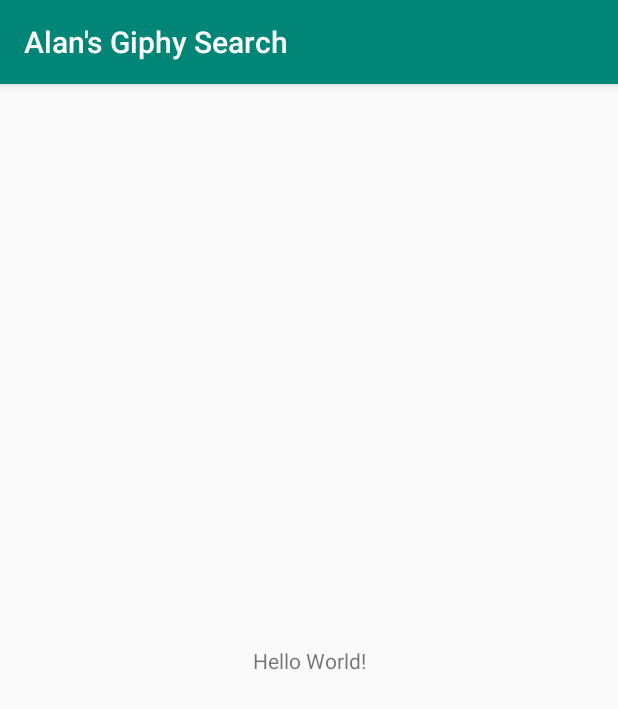
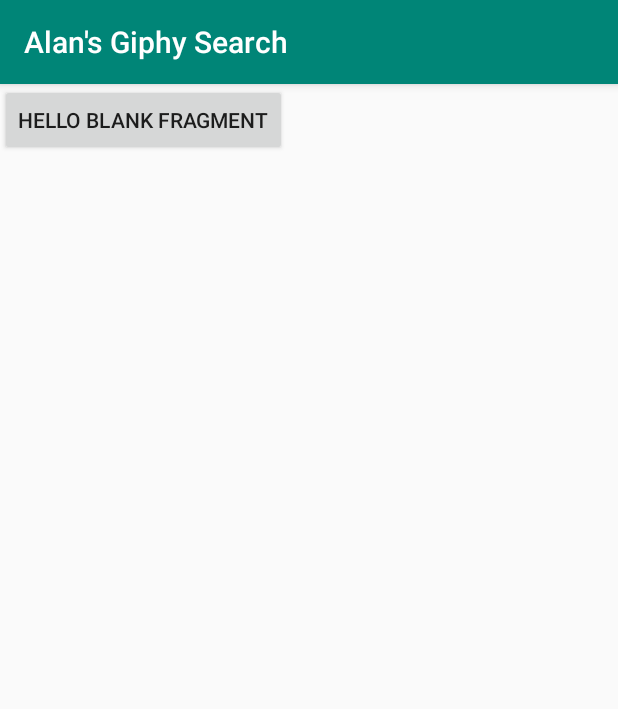
Before and after one commit to westonal/Giphy, an Android app: the screen it shows after launch (MainActivity), on a phone screen of 412 x 824 dp. Shown: the top 709 px of the screen. Run offline under Robolectric (Android 15) with nearby library versions, the phone set to English and light mode, and no system bars.

Commit message:
Navigation (#1)
* Navigation setup

* Start second activity with SafeArgs

```diff
--- a/app/build.gradle
+++ b/app/build.gradle
@@ -1,4 +1,5 @@
 apply plugin: 'com.android.application'
+apply plugin: 'androidx.navigation.safeargs'
 
 android {
     compileSdkVersion 28
@@ -21,6 +22,8 @@ android {
 dependencies {
     implementation 'androidx.appcompat:appcompat:1.0.2'
     implementation 'androidx.constraintlayout:constraintlayout:1.1.3'
+    implementation 'android.arch.navigation:navigation-fragment:1.0.0-beta01'
+    implementation 'androidx.legacy:legacy-support-v4:1.0.0'
     testImplementation 'junit:junit:4.12'
     androidTestImplementation 'androidx.test:runner:1.1.1'
     androidTestImplementation 'androidx.test.espresso:espresso-core:3.1.1'
--- a/app/src/main/java/io/github/westonal/alansgiphysearch/MainActivity.java
+++ b/app/src/main/java/io/github/westonal/alansgiphysearch/MainActivity.java
@@ -3,12 +3,18 @@ package io.github.westonal.alansgiphysearch;
 import android.os.Bundle;
 
 import androidx.appcompat.app.AppCompatActivity;
+import androidx.navigation.Navigation;
 
-public class MainActivity extends AppCompatActivity {
+public final class MainActivity extends AppCompatActivity {
 
     @Override
     protected void onCreate(Bundle savedInstanceState) {
         super.onCreate(savedInstanceState);
         setContentView(R.layout.activity_main);
     }
+
+    @Override
+    public boolean onSupportNavigateUp() {
+        return Navigation.findNavController(this, R.id.nav_host_fragment).navigateUp();
+    }
 }
--- /dev/null
+++ b/app/src/main/java/io/github/westonal/alansgiphysearch/TrendingFragment.java
@@ -0,0 +1,30 @@
+package io.github.westonal.alansgiphysearch;
+
+import android.os.Bundle;
+import android.view.LayoutInflater;
+import android.view.View;
+import android.view.ViewGroup;
+
+import androidx.annotation.NonNull;
+import androidx.fragment.app.Fragment;
+import androidx.navigation.Navigation;
+
+public final class TrendingFragment extends Fragment {
+
+    public TrendingFragment() {
+    }
+
+    @Override
+    public View onCreateView(@NonNull LayoutInflater inflater, ViewGroup container,
+                             Bundle savedInstanceState) {
+        final View view = inflater.inflate(R.layout.fragment_trending, container, false);
+        view.findViewById(R.id.start_other_fragment).setOnClickListener(new View.OnClickListener() {
+            @Override
+            public void onClick(View v) {
+                Navigation.findNavController(view).navigate(TrendingFragmentDirections.actionTrendingFragmentToGifFragment());
+            }
+        });
+        return view;
+    }
+
+}
--- a/app/src/main/res/layout/activity_main.xml
+++ b/app/src/main/res/layout/activity_main.xml
@@ -6,13 +6,16 @@
     android:layout_height="match_parent"
     tools:context=".MainActivity">
 
-    <TextView
-        android:layout_width="wrap_content"
-        android:layout_height="wrap_content"
-        android:text="Hello World!"
+    <fragment
+        android:id="@+id/nav_host_fragment"
+        android:name="androidx.navigation.fragment.NavHostFragment"
+        android:layout_width="0dp"
+        android:layout_height="0dp"
+        app:defaultNavHost="true"
         app:layout_constraintBottom_toBottomOf="parent"
         app:layout_constraintLeft_toLeftOf="parent"
         app:layout_constraintRight_toRightOf="parent"
-        app:layout_constraintTop_toTopOf="parent" />
+        app:layout_constraintTop_toTopOf="parent"
+        app:navGraph="@navigation/nav" />
 
 </androidx.constraintlayout.widget.ConstraintLayout>
--- /dev/null
+++ b/app/src/main/res/layout/fragment_trending.xml
@@ -0,0 +1,15 @@
+<?xml version="1.0" encoding="utf-8"?>
+<FrameLayout xmlns:android="http://schemas.android.com/apk/res/android"
+    xmlns:tools="http://schemas.android.com/tools"
+    android:layout_width="match_parent"
+    android:layout_height="match_parent"
+    tools:context=".TrendingFragment">
+
+    <!-- TODO: Update blank fragment layout -->
+    <Button
+        android:id="@+id/start_other_fragment"
+        android:layout_width="wrap_content"
+        android:layout_height="wrap_content"
+        android:text="@string/hello_blank_fragment" />
+
+</FrameLayout>
--- /dev/null
+++ b/app/src/main/res/navigation/nav.xml
@@ -0,0 +1,22 @@
+<?xml version="1.0" encoding="utf-8"?>
+<navigation xmlns:android="http://schemas.android.com/apk/res/android"
+    xmlns:app="http://schemas.android.com/apk/res-auto"
+    xmlns:tools="http://schemas.android.com/tools"
+    android:id="@+id/nav"
+    app:startDestination="@id/trendingFragment">
+
+    <fragment
+        android:id="@+id/trendingFragment"
+        android:name="io.github.westonal.alansgiphysearch.TrendingFragment"
+        android:label="fragment_trending"
+        tools:layout="@layout/fragment_trending" >
+        <action
+            android:id="@+id/action_trendingFragment_to_gifFragment"
+            app:destination="@id/gifFragment" />
+    </fragment>
+    <fragment
+        android:id="@+id/gifFragment"
+        android:name="io.github.westonal.alansgiphysearch.GifFragment"
+        android:label="fragment_gif"
+        tools:layout="@layout/fragment_gif" />
+</navigation>
--- a/app/src/main/res/values/strings.xml
+++ b/app/src/main/res/values/strings.xml
@@ -1,3 +1,7 @@
 <resources>
     <string name="app_name">Alan\'s Giphy Search</string>
+
+    <!-- TODO: Remove or change this placeholder text -->
+    <string name="hello_blank_fragment">Hello blank fragment</string>
+    <string name="hello_gif_fragment">Gif fragment</string>
 </resources>
```
Also changed, not shown: app/src/main/java/io/github/westonal/alansgiphysearch/GifFragment.java (added, +31 -0 lines), app/src/main/res/layout/fragment_gif.xml (added, +14 -0 lines), build.gradle (+10 -7 lines), 1 other file.
